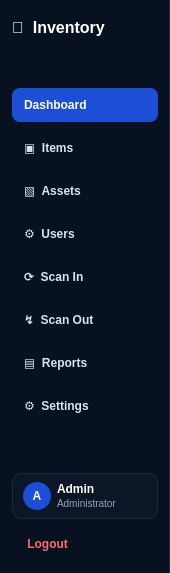
Qt form InventoryQtApp/SidebarWidget.ui (Felipeact/InventoryQtApp) before a commit.
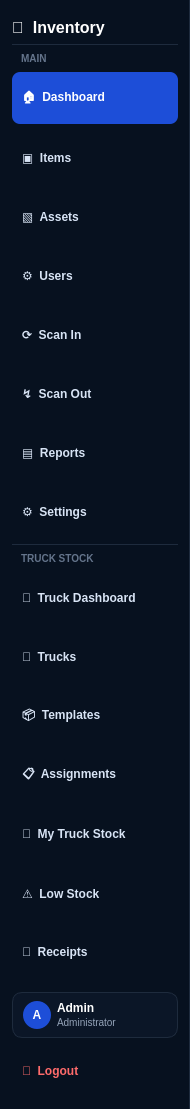
The same form after that commit. Icons and pictures are not drawn.

The edit to the form file:
```diff
--- a/InventoryQtApp/SidebarWidget.ui
+++ b/InventoryQtApp/SidebarWidget.ui
@@ -6,31 +6,50 @@
    <rect>
     <x>0</x>
     <y>0</y>
-    <width>170</width>
-    <height>573</height>
-   </rect>
-  </property>
+				<width>190</width>
+				<height>760</height>
+			</rect>
+		</property>
+
   <property name="minimumSize">
    <size>
-    <width>170</width>
+				<width>190</width>
     <height>0</height>
    </size>
   </property>
+
   <property name="maximumSize">
    <size>
-    <width>170</width>
+				<width>190</width>
     <height>16777215</height>
    </size>
   </property>
+
   <property name="styleSheet">
    <string notr="true">
 				QWidget#SidebarWidgetClass {
 				background-color: #07111F;
 				border-right: 1px solid #1E2B3D;
+				font-family: "Segoe UI";
 				}
 
 				QLabel {
 				color: white;
+				background: transparent;
+				}
+
+				QLabel#logoLabel {
+				font-size: 16px;
+				font-weight: 800;
+				color: white;
+				}
+
+				QLabel#sectionLabel,
+				QLabel#sectionLabel2 {
+				color: #64748B;
+				font-size: 10px;
+				font-weight: 800;
+				padding-left: 6px;
 				}
 
 				QPushButton {
@@ -38,9 +57,11 @@
 				color: #D8E4F5;
 				border: none;
 				border-radius: 8px;
-				padding: 10px 12px;
+				padding: 9px 10px;
 				text-align: left;
 				font-weight: 600;
+				font-size: 12px;
+				min-height: 34px;
 				}
 
 				QPushButton:hover {
@@ -65,11 +86,19 @@
 				border: 1px solid #1E2B3D;
 				border-radius: 10px;
 				}
+
+				QFrame#lineDivider,
+				QFrame#lineDivider2 {
+				background-color: #1E2B3D;
+				border: none;
+				max-height: 1px;
+				}
 			</string>
   </property>
+
   <layout class="QVBoxLayout" name="mainLayout">
    <property name="spacing">
-    <number>8</number>
+				<number>7</number>
    </property>
    <property name="leftMargin">
     <number>12</number>
@@ -85,34 +114,31 @@
    </property>
    <item>
     <widget class="QLabel" name="logoLabel">
-     <property name="styleSheet">
-      <string notr="true">font-size: 16px; font-weight: 700;</string>
-     </property>
      <property name="text">
       <string>💙  Inventory</string>
      </property>
     </widget>
    </item>
    <item>
-    <spacer name="topSpacer">
-     <property name="orientation">
-      <enum>Qt::Orientation::Vertical</enum>
-     </property>
-     <property name="sizeHint" stdset="0">
-      <size>
-       <width>20</width>
-       <height>12</height>
-      </size>
-     </property>
-    </spacer>
-   </item>
+				<widget class="QFrame" name="lineDivider">
+					<property name="frameShape">
+						<enum>QFrame::HLine</enum>
+					</property>
+				</widget>
+			</item>
+
+			<item>
+				<widget class="QLabel" name="sectionLabel">
+					<property name="text">
+						<string>MAIN</string>
+					</property>
+				</widget>
+			</item>
+
    <item>
     <widget class="QPushButton" name="dashboardButton">
      <property name="text">
-      <string>Dashboard</string>
-     </property>
-     <property name="icon">
-      <iconset theme="QIcon::ThemeIcon::GoHome"/>
+						<string>🏠  Dashboard</string>
      </property>
      <property name="checkable">
       <bool>true</bool>
@@ -192,19 +218,107 @@
      </property>
     </widget>
    </item>
+
+			<item>
+				<widget class="QFrame" name="lineDivider2">
+					<property name="frameShape">
+						<enum>QFrame::HLine</enum>
+					</property>
+				</widget>
+			</item>
+
+			<item>
+				<widget class="QLabel" name="sectionLabel2">
+					<property name="text">
+						<string>TRUCK STOCK</string>
+					</property>
+				</widget>
+			</item>
+
+			<item>
+				<widget class="QPushButton" name="truckStockDashboardButton">
+					<property name="text">
+						<string>🚚  Truck Dashboard</string>
+					</property>
+					<property name="checkable">
+						<bool>true</bool>
+					</property>
+				</widget>
+			</item>
+
+			<item>
+				<widget class="QPushButton" name="trucksButton">
+					<property name="text">
+						<string>🚛  Trucks</string>
+					</property>
+					<property name="checkable">
+						<bool>true</bool>
+					</property>
+				</widget>
+			</item>
+
+			<item>
+				<widget class="QPushButton" name="templatesButton">
+					<property name="text">
+						<string>📦  Templates</string>
+					</property>
+					<property name="checkable">
+						<bool>true</bool>
+					</property>
+				</widget>
+			</item>
+
+			<item>
+				<widget class="QPushButton" name="assignmentsButton">
+					<property name="text">
+						<string>📋  Assignments</string>
+					</property>
+					<property name="checkable">
+						<bool>true</bool>
+					</property>
+				</widget>
+			</item>
+
+			<item>
+				<widget class="QPushButton" name="myTruckStockButton">
+					<property name="text">
+						<string>🧰  My Truck Stock</string>
+					</property>
+					<property name="checkable">
+						<bool>true</bool>
+					</property>
+				</widget>
+			</item>
+
+			<item>
+				<widget class="QPushButton" name="lowStockAlertsButton">
+					<property name="text">
+						<string>⚠️  Low Stock</string>
+					</property>
+					<property name="checkable">
+						<bool>true</bool>
+					</property>
+				</widget>
+			</item>
+
+			<item>
+				<widget class="QPushButton" name="receiptsButton">
+					<property name="text">
+						<string>🧾  Receipts</string>
+					</property>
+					<property name="checkable">
+						<bool>true</bool>
+					</property>
+				</widget>
+			</item>
+
    <item>
     <spacer name="middleSpacer">
      <property name="orientation">
       <enum>Qt::Orientation::Vertical</enum>
      </property>
      <property name="sizeType">
-      <enum>QSizePolicy::Policy::Expanding</enum>
-     </property>
-     <property name="sizeHint" stdset="0">
-      <size>
-       <width>20</width>
-       <height>40</height>
-      </size>
+						<enum>QSizePolicy::Expanding</enum>
      </property>
     </spacer>
    </item>
@@ -285,10 +399,7 @@
    <item>
     <widget class="QPushButton" name="logoutButton">
      <property name="text">
-      <string> Logout</string>
-     </property>
-     <property name="icon">
-      <iconset theme="QIcon::ThemeIcon::SystemLogOut"/>
+						<string>🚪  Logout</string>
      </property>
     </widget>
    </item>
```
Left out of the diff: 21 changed lines with no effect on the pictures. Lines whose indentation alone changed are shown as unchanged.
